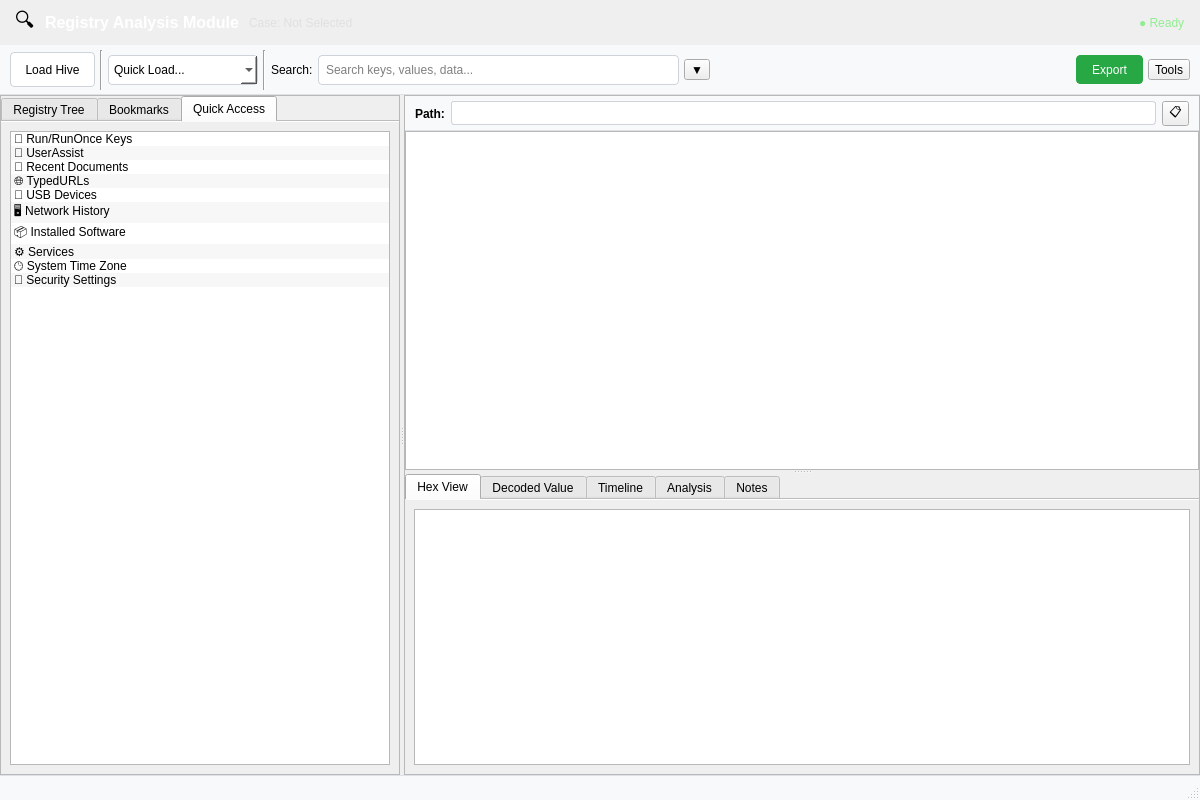
First picture: the form in views/pages/analysis_ui/registry_analysis.ui, repository Tlinhk/Windows_forensic, before the edit.
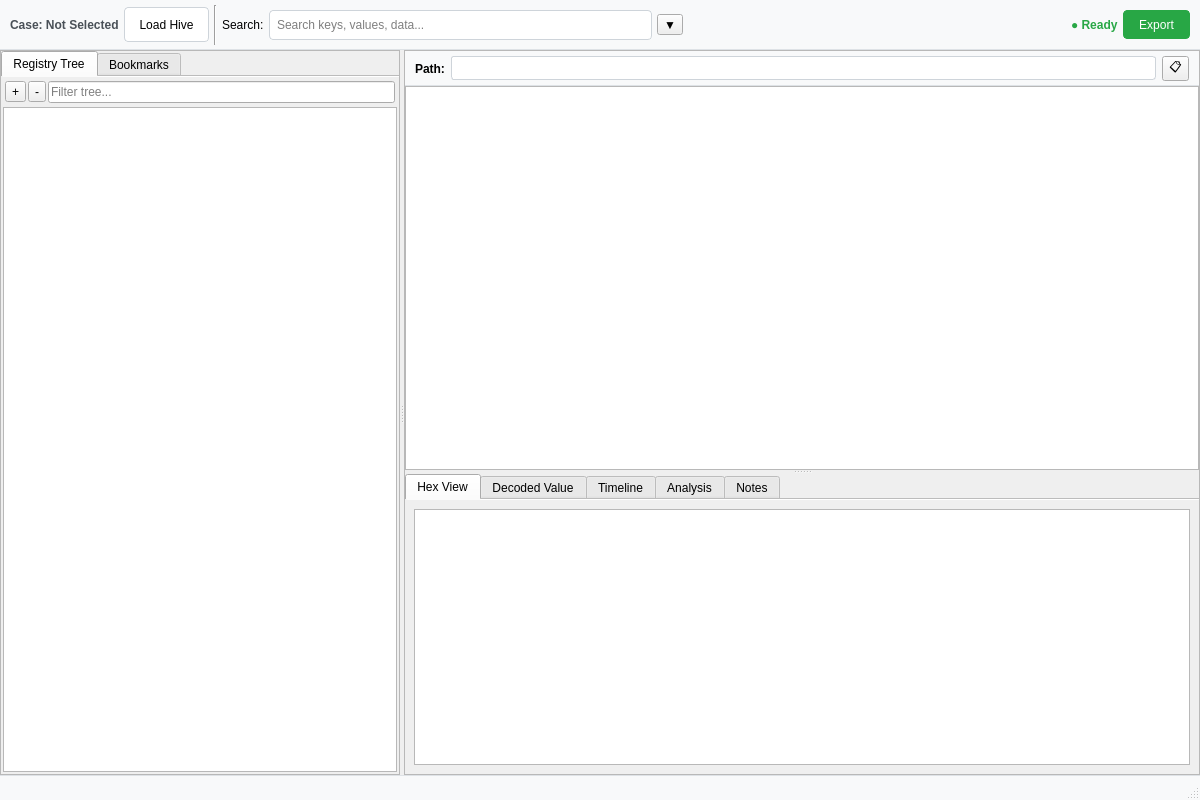
Second picture: the form after the edit. The open tabs and pages were chosen to show the change. Icons and pictures are not drawn.

```diff
--- a/views/pages/analysis_ui/registry_analysis.ui
+++ b/views/pages/analysis_ui/registry_analysis.ui
@@ -29,106 +29,6 @@
    <property name="bottomMargin">
     <number>0</number>
    </property>
-   <item>
-    <widget class="QFrame" name="headerFrame">
-     <property name="maximumSize">
-      <size>
-       <width>16777215</width>
-       <height>45</height>
-      </size>
-     </property>
-     <property name="styleSheet">
-      <string notr="true">QFrame#headerFrame {
-    background: qlineargradient(x1:0, y1:0, x2:1, y2:0,
-        stop:0 #4a90e2, stop:1 #357abd);
-    border: none;
-}</string>
-     </property>
-     <property name="frameShape">
-      <enum>QFrame::NoFrame</enum>
-     </property>
-     <layout class="QHBoxLayout" name="headerLayout">
-      <property name="spacing">
-       <number>10</number>
-      </property>
-      <property name="leftMargin">
-       <number>15</number>
-      </property>
-      <property name="topMargin">
-       <number>8</number>
-      </property>
-      <property name="rightMargin">
-       <number>15</number>
-      </property>
-      <property name="bottomMargin">
-       <number>8</number>
-      </property>
-      <item>
-       <widget class="QLabel" name="iconLabel">
-        <property name="maximumSize">
-         <size>
-          <width>24</width>
-          <height>24</height>
-         </size>
-        </property>
-        <property name="text">
-         <string>🔍</string>
-        </property>
-        <property name="styleSheet">
-         <string notr="true">font-size: 20px;</string>
-        </property>
-       </widget>
-      </item>
-      <item>
-       <widget class="QLabel" name="titleLabel">
-        <property name="styleSheet">
-         <string notr="true">color: white;
-font-size: 16px;
-font-weight: bold;</string>
-        </property>
-        <property name="text">
-         <string>Registry Analysis Module</string>
-        </property>
-       </widget>
-      </item>
-      <item>
-       <widget class="QLabel" name="caseInfoLabel">
-        <property name="styleSheet">
-         <string notr="true">color: #e0e0e0;
-font-size: 12px;</string>
-        </property>
-        <property name="text">
-         <string>Case: Not Selected</string>
-        </property>
-       </widget>
-      </item>
-      <item>
-       <spacer name="headerSpacer">
-        <property name="orientation">
-         <enum>Qt::Horizontal</enum>
-        </property>
-        <property name="sizeHint" stdset="0">
-         <size>
-          <width>40</width>
-          <height>20</height>
-         </size>
-        </property>
-       </spacer>
-      </item>
-      <item>
-       <widget class="QLabel" name="statusIndicator">
-        <property name="styleSheet">
-         <string notr="true">color: #90EE90;
-font-size: 12px;</string>
-        </property>
-        <property name="text">
-         <string>● Ready</string>
-        </property>
-       </widget>
-      </item>
-     </layout>
-    </widget>
-   </item>
    <item>
     <widget class="QFrame" name="toolbarFrame">
      <property name="maximumSize">
@@ -162,6 +62,18 @@
       <property name="bottomMargin">
        <number>5</number>
       </property>
+      <item>
+       <widget class="QLabel" name="caseInfoLabel">
+        <property name="styleSheet">
+         <string notr="true">color: #495057;
+font-size: 12px;
+font-weight: bold;</string>
+        </property>
+        <property name="text">
+         <string>Case: Not Selected</string>
+        </property>
+       </widget>
+      </item>
       <item>
        <widget class="QToolButton" name="btnLoadHive">
         <property name="minimumSize">
@@ -198,61 +110,6 @@
         </property>
        </widget>
       </item>
-      <item>
-       <widget class="Line" name="line1">
-        <property name="orientation">
-         <enum>Qt::Vertical</enum>
-        </property>
-       </widget>
-      </item>
-      <item>
-       <widget class="QComboBox" name="cmbQuickLoad">
-        <property name="minimumSize">
-         <size>
-          <width>150</width>
-          <height>30</height>
-         </size>
-        </property>
-        <property name="styleSheet">
-         <string notr="true">QComboBox {
-    border: 1px solid #ced4da;
-    border-radius: 4px;
-    padding: 5px;
-    background-color: white;
-}</string>
-        </property>
-        <item>
-         <property name="text">
-          <string>Quick Load...</string>
-         </property>
-        </item>
-        <item>
-         <property name="text">
-          <string>SYSTEM</string>
-         </property>
-        </item>
-        <item>
-         <property name="text">
-          <string>SOFTWARE</string>
-         </property>
-        </item>
-        <item>
-         <property name="text">
-          <string>SAM</string>
-         </property>
-        </item>
-        <item>
-         <property name="text">
-          <string>SECURITY</string>
-         </property>
-        </item>
-        <item>
-         <property name="text">
-          <string>NTUSER.DAT</string>
-         </property>
-        </item>
-       </widget>
-      </item>
       <item>
        <widget class="Line" name="line2">
         <property name="orientation">
@@ -317,6 +174,18 @@
         </property>
        </spacer>
       </item>
+      <item>
+       <widget class="QLabel" name="statusIndicator">
+        <property name="styleSheet">
+         <string notr="true">color: #28a745;
+font-size: 12px;
+font-weight: bold;</string>
+        </property>
+        <property name="text">
+         <string>● Ready</string>
+        </property>
+       </widget>
+      </item>
       <item>
        <widget class="QToolButton" name="btnExport">
         <property name="styleSheet">
@@ -342,16 +211,6 @@
         </property>
        </widget>
       </item>
-      <item>
-       <widget class="QToolButton" name="btnTools">
-        <property name="text">
-         <string>Tools</string>
-        </property>
-        <property name="popupMode">
-         <enum>QToolButton::InstantPopup</enum>
-        </property>
-       </widget>
-      </item>
      </layout>
     </widget>
    </item>
@@ -545,70 +404,6 @@
            </item>
           </layout>
          </widget>
-         <widget class="QWidget" name="tabQuickAccess">
-          <attribute name="title">
-           <string>Quick Access</string>
-          </attribute>
-          <layout class="QVBoxLayout" name="quickAccessLayout">
-           <item>
-            <widget class="QListWidget" name="quickAccessList">
-             <property name="alternatingRowColors">
-              <bool>true</bool>
-             </property>
-             <item>
-              <property name="text">
-               <string>🔧 Run/RunOnce Keys</string>
-              </property>
-             </item>
-             <item>
-              <property name="text">
-               <string>👤 UserAssist</string>
-              </property>
-             </item>
-             <item>
-              <property name="text">
-               <string>📁 Recent Documents</string>
-              </property>
-             </item>
-             <item>
-              <property name="text">
-               <string>🌐 TypedURLs</string>
-              </property>
-             </item>
-             <item>
-              <property name="text">
-               <string>🔌 USB Devices</string>
-              </property>
-             </item>
-             <item>
-              <property name="text">
-               <string>🖥️ Network History</string>
-              </property>
-             </item>
-             <item>
-              <property name="text">
-               <string>📦 Installed Software</string>
-              </property>
-             </item>
-             <item>
-              <property name="text">
-               <string>⚙️ Services</string>
-              </property>
-             </item>
-             <item>
-              <property name="text">
-               <string>🕒 System Time Zone</string>
-              </property>
-             </item>
-             <item>
-              <property name="text">
-               <string>🔐 Security Settings</string>
-              </property>
-             </item>
-            </widget>
-           </item>
-          </layout>
-         </widget>
         </widget>
        </item>
       </layout>
```
Left out of the diff: 2 changed lines with no effect on the pictures.
